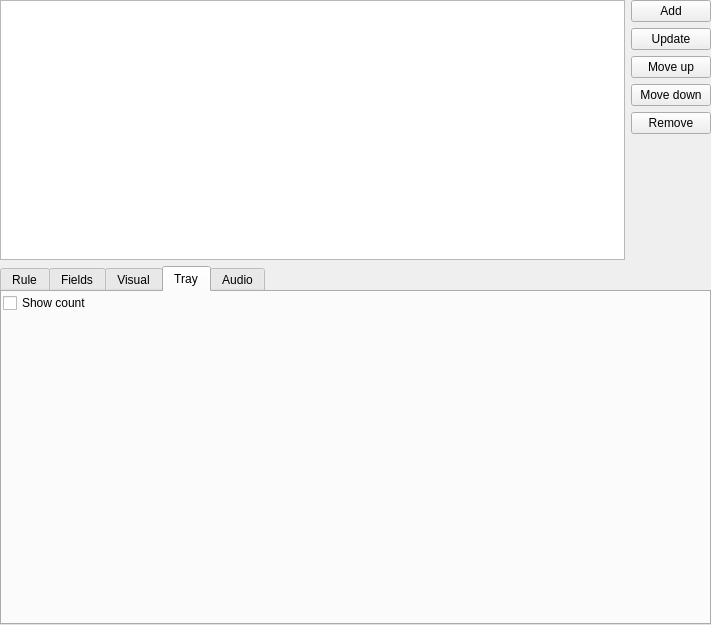
Qt form src/plugins/advancednotifications/notificationruleswidget.ui (0xd34df00d/leechcraft) before a commit.
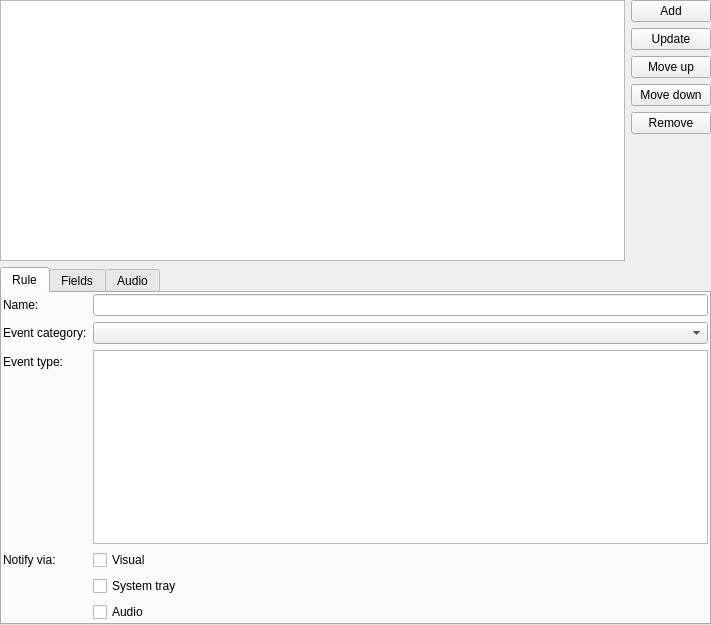
The same form after that commit. The open tabs and pages were chosen to show the change.

Commit message: AN: removed unneeded tabs (for now).

What changed in the file:
```diff
--- a/src/plugins/advancednotifications/notificationruleswidget.ui
+++ b/src/plugins/advancednotifications/notificationruleswidget.ui
@@ -223,41 +223,6 @@
        </item>
       </layout>
      </widget>
-     <widget class="QWidget" name="PageVisual_">
-      <attribute name="title">
-       <string>Visual</string>
-      </attribute>
-     </widget>
-     <widget class="QWidget" name="PageTray_">
-      <attribute name="title">
-       <string>Tray</string>
-      </attribute>
-      <layout class="QVBoxLayout" name="verticalLayout_5">
-       <property name="margin">
-        <number>1</number>
-       </property>
-       <item>
-        <widget class="QCheckBox" name="TrayShowCount_">
-         <property name="text">
-          <string>Show count</string>
-         </property>
-        </widget>
-       </item>
-       <item>
-        <spacer name="verticalSpacer_2">
-         <property name="orientation">
-          <enum>Qt::Vertical</enum>
-         </property>
-         <property name="sizeHint" stdset="0">
-          <size>
-           <width>20</width>
-           <height>307</height>
-          </size>
-         </property>
-        </spacer>
-       </item>
-      </layout>
-     </widget>
      <widget class="QWidget" name="PageAudio_">
       <attribute name="title">
        <string>Audio</string>
```
The commit also changes 1 other file.
